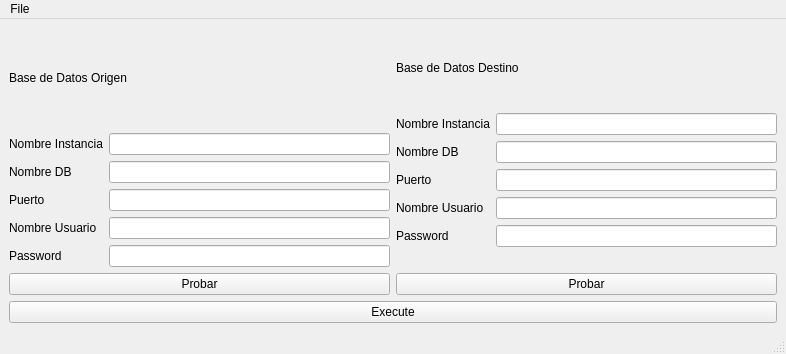
The window that ui/Main.ui (mendoza/shiny-broccoli) describes before a commit, drawn with Qt 5.
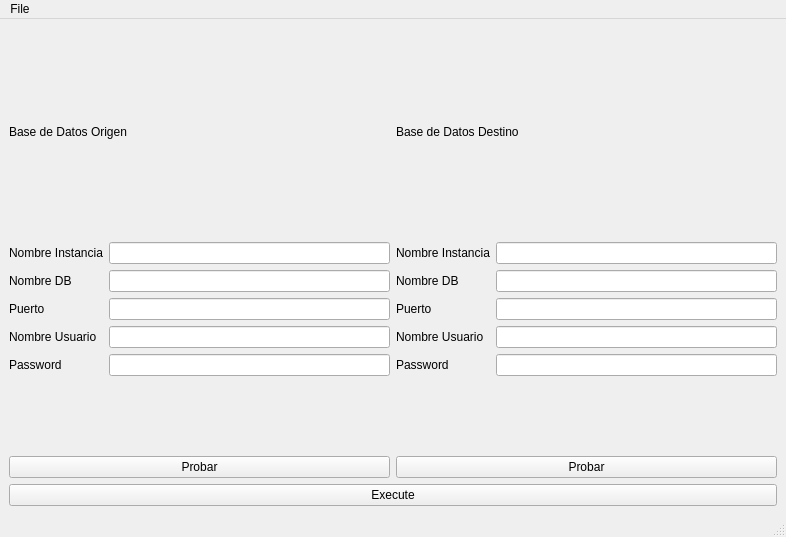
The same window after the commit. Icons and pictures are not drawn.

The edit to the form file:
```diff
--- a/ui/Main.ui
+++ b/ui/Main.ui
@@ -7,7 +7,7 @@
     <x>0</x>
     <y>0</y>
     <width>786</width>
-    <height>354</height>
+    <height>537</height>
    </rect>
   </property>
   <property name="windowTitle">
```
Left out of the diff: 4 changed lines with no effect on the pictures.
